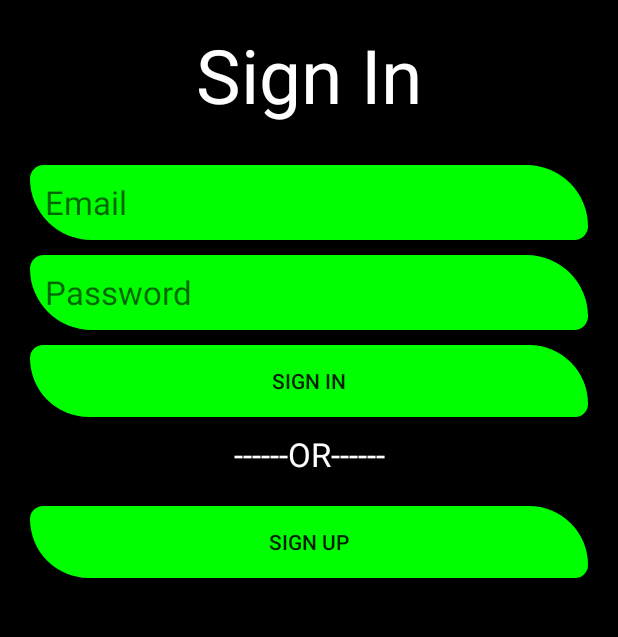
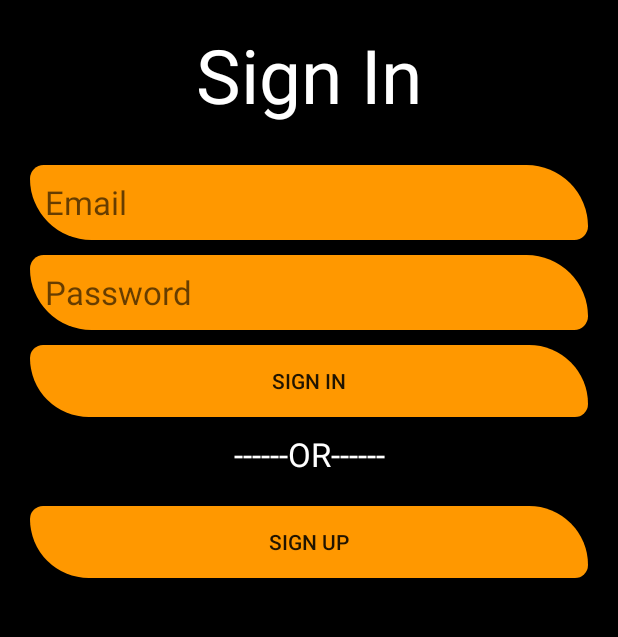
Before and after one commit to vyom153069/first-firebase-project, an Android app: the screen it shows after launch (MainActivity), on a phone screen of 412 x 824 dp, the part 180-817 px from its top. Run offline under Robolectric (Android 15) with nearby library versions, the phone set to English and light mode, and no system bars; our stand-ins replace Firebase (no records; nobody signed in at launch, a user with empty details on screens opened directly).

Commit message:
changin button backgrounds

```diff
--- a/app/build.gradle
+++ b/app/build.gradle
@@ -31,7 +31,6 @@ dependencies {
     implementation 'com.google.firebase:firebase-auth:17.0.0'
     implementation 'com.firebaseui:firebase-ui-database:0.4.0'
     implementation 'com.google.firebase:firebase-functions:17.0.0'
-    implementation 'com.google.firebase:firebase-client-android:28.1.1'
     implementation 'com.android.support:cardview-v7:28.+'
 }
 apply plugin: 'com.google.gms.google-services'
--- a/app/src/main/res/drawable/background.xml
+++ b/app/src/main/res/drawable/background.xml
@@ -1,8 +1,8 @@
 <?xml version="1.0" encoding="utf-8"?>
 <shape xmlns:android="http://schemas.android.com/apk/res/android">
 <gradient android:angle="45"
-    android:startColor="#0f0"
-    android:endColor="#0f0"></gradient>
+    android:startColor="#FF9800"
+    android:endColor="#FF9800"></gradient>
     <corners android:bottomLeftRadius="90dp"
         android:bottomRightRadius="20dp"
         android:topLeftRadius="20dp"
```
